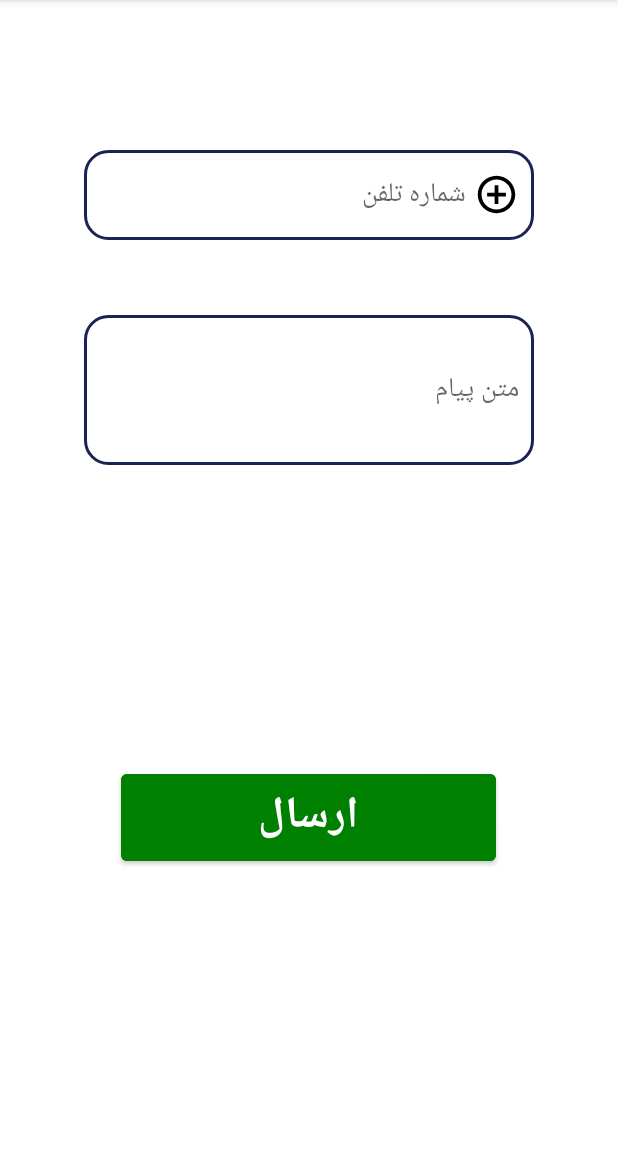
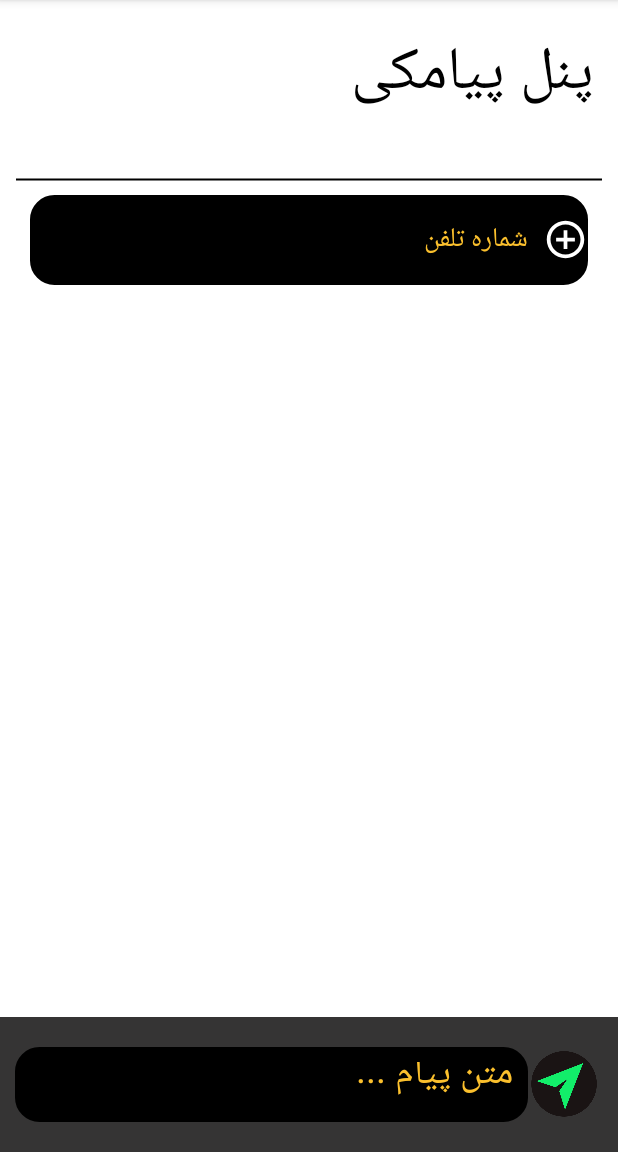
Before and after one commit to Aryas1378/mianBar, an Android app: the SMSPanelActivity screen opened directly, with no data from a screen before it, on a phone screen of 412 x 824 dp, the part 84-1236 px from its top. Run offline under Robolectric (Android 15) with nearby library versions, the light colour scheme and no system bars; 2 statements that could not run were skipped.

Commit message:
sms panell is getting better and gorgeous

```diff
--- a/app/src/main/res/drawable/ic_add.xml
+++ b/app/src/main/res/drawable/ic_add.xml
@@ -1,10 +1,5 @@
-<vector xmlns:android="http://schemas.android.com/apk/res/android"
-    android:width="24dp"
-    android:height="24dp"
-    android:viewportWidth="24"
-    android:viewportHeight="24"
-    android:tint="?attr/colorControlNormal">
-  <path
-      android:fillColor="@android:color/white"
-      android:pathData="M13,7h-2v4L7,11v2h4v4h2v-4h4v-2h-4L13,7zM12,2C6.48,2 2,6.48 2,12s4.48,10 10,10 10,-4.48 10,-10S17.52,2 12,2zM12,20c-4.41,0 -8,-3.59 -8,-8s3.59,-8 8,-8 8,3.59 8,8 -3.59,8 -8,8z"/>
+<vector android:height="24dp" android:tint="#FEFEFE"
+    android:viewportHeight="24" android:viewportWidth="24"
+    android:width="24dp" xmlns:android="http://schemas.android.com/apk/res/android">
+    <path android:fillColor="@android:color/white" android:pathData="M13,7h-2v4L7,11v2h4v4h2v-4h4v-2h-4L13,7zM12,2C6.48,2 2,6.48 2,12s4.48,10 10,10 10,-4.48 10,-10S17.52,2 12,2zM12,20c-4.41,0 -8,-3.59 -8,-8s3.59,-8 8,-8 8,3.59 8,8 -3.59,8 -8,8z"/>
 </vector>
--- /dev/null
+++ b/app/src/main/res/drawable/send_sms_edittext_boarder.xml
@@ -0,0 +1,13 @@
+<?xml version="1.0" encoding="utf-8"?>
+<shape
+    xmlns:android="http://schemas.android.com/apk/res/android">
+    <stroke android:color="#000000"
+        android:width="2dp"
+        />
+    <corners
+        android:radius="15dp"
+        />
+    <solid
+        android:color="@color/black"
+        />
+</shape>
--- a/app/src/main/res/layout/activity_cost.xml
+++ b/app/src/main/res/layout/activity_cost.xml
@@ -11,7 +11,7 @@
         android:id="@+id/contractheader"
         android:layout_width="match_parent"
         android:layout_height="wrap_content"
-        android:layout_margin="@dimen/small_margin"
+
         android:padding="@dimen/normal_margin"
         android:text="@string/fee"
         android:textColor="@color/black"
--- a/app/src/main/res/layout/activity_s_m_s_panel.xml
+++ b/app/src/main/res/layout/activity_s_m_s_panel.xml
@@ -2,79 +2,103 @@
 <RelativeLayout xmlns:android="http://schemas.android.com/apk/res/android"
     xmlns:app="http://schemas.android.com/apk/res-auto"
     xmlns:tools="http://schemas.android.com/tools"
+    android:id="@+id/background"
     android:layout_width="match_parent"
     android:layout_height="match_parent"
     tools:context=".controller.SMSPanelActivity">
 
-    <!--    <com.google.android.material.textfield.TextInputLayout-->
-    <!--        android:id="@+id/phone_number_field"-->
-    <!--        android:layout_width="300dp"-->
-    <!--        android:layout_height="60dp"-->
-    <!--        android:layout_centerHorizontal="true"-->
-    <!--        android:layout_marginTop="30dp">-->
+
+    <TextView
+        android:id="@+id/activity_title"
+        android:layout_width="match_parent"
+        android:layout_height="wrap_content"
+        android:padding="@dimen/normal_margin"
+        android:text="@string/panel_title"
+        android:textColor="@color/black"
+
+        android:textSize="@dimen/text_header_size" />
+
+    <TextView
+        android:id="@+id/line"
+
+        android:layout_width="match_parent"
+        android:layout_height="wrap_content"
+        android:layout_below="@id/activity_title"
+        android:layout_margin="@dimen/small_margin"
+        android:background="@drawable/line" />
 
     <RelativeLayout
         android:id="@+id/phone_number_field"
-        android:layout_width="300dp"
+        android:layout_width="match_parent"
         android:layout_height="60dp"
-        android:layout_marginTop="100dp"
-        android:layout_centerHorizontal="true">
+        android:layout_below="@id/line"
+        android:layout_alignTop="@id/line"
+        android:layout_centerHorizontal="true"
+        android:layout_marginTop="@dimen/large_margin"
+        android:paddingLeft="@dimen/large_margin"
+        android:paddingRight="@dimen/large_margin">
 
         <EditText
             android:id="@+id/phone_number"
-            android:layout_width="300dp"
+            android:layout_width="match_parent"
             android:layout_height="60dp"
-            android:paddingEnd="45dp"
-            android:maxLines="2"
-            android:maxLength="120"
+            android:layout_centerVertical="true"
+            android:background="@drawable/send_sms_edittext_boarder"
             android:gravity="center|right"
-            android:layout_centerVertical="true"
-            android:paddingLeft="10dp"
-            android:background="@drawable/edit_text_border"
             android:hint="@string/phone_number"
             android:inputType="phone"
-
+            android:maxLength="120"
+            android:maxLines="2"
+            android:paddingLeft="@dimen/small_margin"
+            android:paddingEnd="@dimen/xlarge_margin"
+            android:textColor="#FBC02D"
+            android:textColorHint="#FBC02D"
             tools:ignore="RtlHardcoded" />
 
         <ImageButton
             android:id="@+id/add_number"
             android:layout_width="30dp"
             android:layout_height="30dp"
+            android:layout_alignParentEnd="true"
+            android:layout_centerVertical="true"
             android:background="@drawable/ic_add"
-            android:backgroundTint="@color/black"
-            android:padding="@dimen/small_margin"
-            android:layout_margin="@dimen/small_margin"
-            android:layout_centerVertical="true"
-            android:layout_alignParentEnd="true"
-            />
+            android:backgroundTint="@color/white"
+            android:padding="@dimen/normal_margin" />
 
     </RelativeLayout>
 
-    <!--    </com.google.android.material.textfield.TextInputLayout>-->
 
-    <EditText
-        android:id="@+id/massage"
-        android:layout_width="300dp"
-        android:layout_height="100dp"
-        android:layout_below="@id/phone_number_field"
-        android:layout_centerHorizontal="true"
-        android:layout_marginTop="50dp"
-        android:background="@drawable/edit_text_border"
-        android:hint="متن پیام"
-        android:inputType="text"
-        android:maxLines="3"
-        android:padding="10dp" />
+    <RelativeLayout
+        android:layout_width="match_parent"
+        android:layout_height="90dp"
+        android:layout_alignParentBottom="true"
+        android:background="#E6201E1E"
+        android:paddingLeft="@dimen/small_margin"
+        android:paddingTop="@dimen/large_margin"
+        android:paddingRight="@dimen/small_margin"
+        android:paddingBottom="@dimen/large_margin">
 
-    <Button
-        android:id="@+id/send_massage"
-        android:layout_width="250dp"
-        android:layout_height="wrap_content"
-        android:layout_below="@id/massage"
-        android:layout_centerHorizontal="true"
-        android:layout_marginTop="200dp"
-        android:backgroundTint="@color/green"
-        android:text="@string/send"
-        android:textSize="29sp"
-        android:textStyle="bold" />
+        <ImageButton
+            android:id="@+id/send_massage"
+            android:layout_width="50dp"
+            android:layout_height="50dp"
+            android:layout_alignParentEnd="true"
+            android:layout_alignParentBottom="true"
+            android:background="@drawable/send" />
+
+        <EditText
+            android:id="@+id/massage"
+            android:layout_width="wrap_content"
+            android:layout_height="wrap_content"
+            android:layout_alignParentStart="true"
+            android:layout_alignParentBottom="true"
+            android:layout_toStartOf="@id/send_massage"
+            android:background="@drawable/send_sms_edittext_boarder"
+            android:hint="@string/massage_edittext_hint"
+            android:padding="@dimen/small_margin"
+            android:textColor="#FBC02D"
+            android:textColorHint="#FBC02D"
+            android:textSize="@dimen/text_xlarge_size" />
+    </RelativeLayout>
 
 </RelativeLayout>
--- a/app/src/main/res/values/dimens.xml
+++ b/app/src/main/res/values/dimens.xml
@@ -1,11 +1,13 @@
 <?xml version="1.0" encoding="utf-8"?>
 <resources>
     <dimen name="large_margin">20dp</dimen>
-    <dimen name="text_header_size">40sp</dimen>
     <dimen name="small_margin">10dp</dimen>
-    <dimen name="text_large_size">20sp</dimen>
-    <dimen name="text_larger_size">25sp</dimen>
-    <dimen name="text_small_size">15sp</dimen>
+    <dimen name="normal_margin">16dp</dimen>
+    <dimen name="xlarge_margin">40dp</dimen>
+    <dimen name="xxlarge_margin">60dp</dimen>
+    <dimen name="xxxlarge_margin">80dp</dimen>
+    <dimen name="normal_stroke">2dp</dimen>
+    <dimen name="fab_margin">16dp</dimen>
     <dimen name="btn_margin">50dp</dimen>
     <dimen name="btn_margin_larger">70dp</dimen>
     <dimen name="stuff_managing_size_text_filed">35dp</dimen>
@@ -15,10 +17,10 @@
     <dimen name="text_normal_size">16sp</dimen>
     <dimen name="text_xlarge_size">25sp</dimen>
     <dimen name="text_xxlarge_size">30sp</dimen>
-    <dimen name="normal_margin">16dp</dimen>
-    <dimen name="xlarge_margin">40dp</dimen>
-    <dimen name="xxlarge_margin">60dp</dimen>
-    <dimen name="xxxlarge_margin">80dp</dimen>
-    <dimen name="normal_stroke">2dp</dimen>
-    <dimen name="fab_margin">16dp</dimen>
+    <dimen name="text_large_size">20sp</dimen>
+    <dimen name="text_larger_size">25sp</dimen>
+    <dimen name="text_small_size">15sp</dimen>
+    <dimen name="text_header_size">40sp</dimen>
+
+
 </resources>
--- a/app/src/main/res/values/strings.xml
+++ b/app/src/main/res/values/strings.xml
@@ -43,4 +43,6 @@
     ///////////////////////////////////////////////////////SMS AC
     <string name="phone_number">شماره تلفن</string>
     <string name="send">ارسال</string>
+    <string name="panel_title">پنل پیامکی</string>
+    <string name="massage_edittext_hint">متن پیام ...</string>
 </resources>
```
Also changed, not shown: app/src/main/res/drawable-v24/send.png (added), app/src/main/res/drawable/send.png (added).
